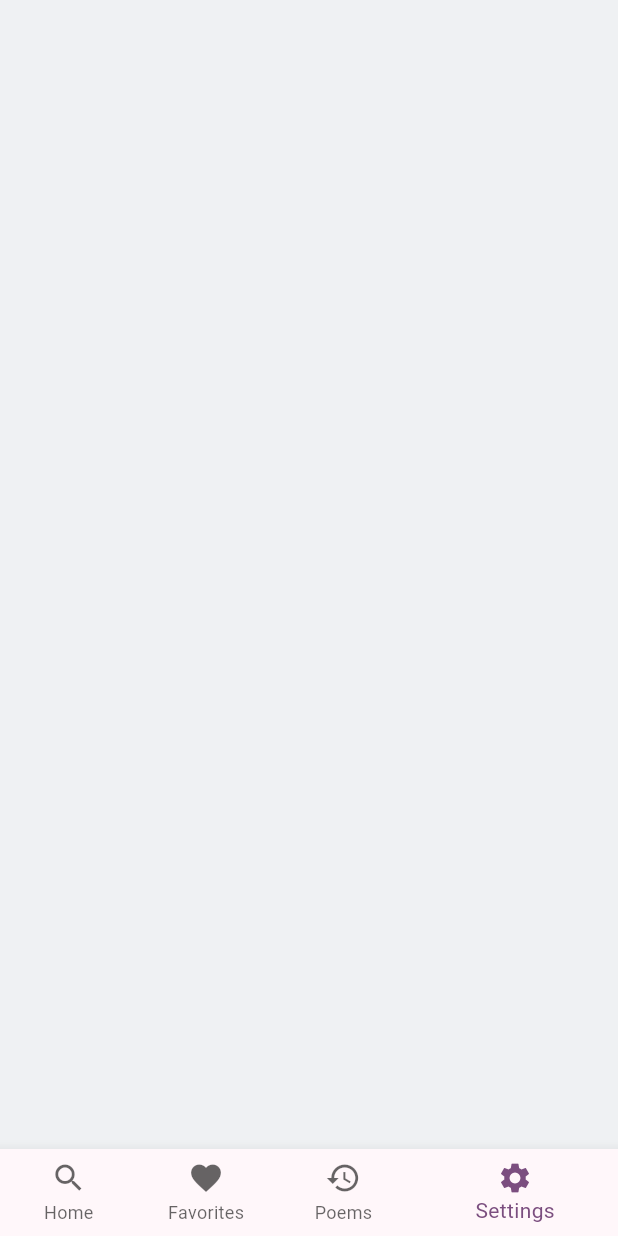
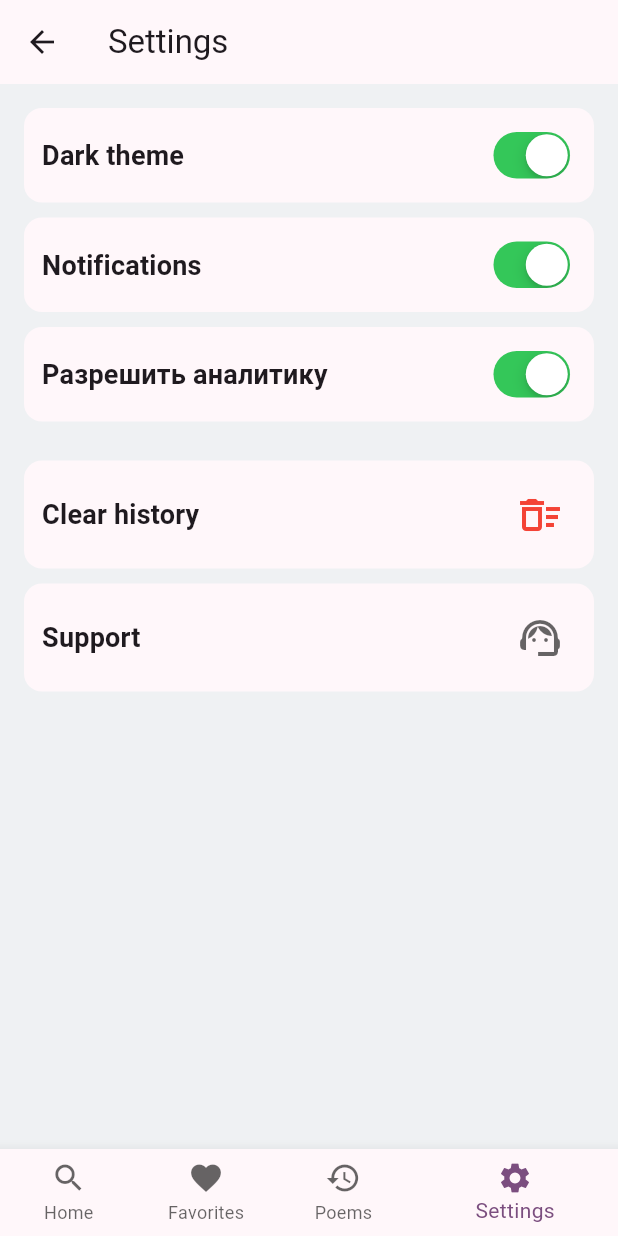
Before and after one commit to RuslanTsitser/rhymer, a Flutter app: the SettingsScreen screen opened by its route, on a phone screen of 412 x 824 dp. Run offline on Flutter 3.47's test engine with Material 3 defaults, Android fonts, the phone set to English and light mode, and no system bars; our stand-ins replace auto_route.

Commit message:
settings

```diff
--- a/lib/features/settings/presentation/settings_screen.dart
+++ b/lib/features/settings/presentation/settings_screen.dart
@@ -1,5 +1,7 @@
 import 'package:auto_route/auto_route.dart';
 import 'package:flutter/material.dart';
+import 'package:rhymer/features/settings/presentation/widgets/settings_toggle_card.dart';
+import 'package:rhymer/ui/widgets/base_container.dart';
 
 @RoutePage()
 class SettingsScreen extends StatelessWidget {
@@ -7,6 +9,80 @@ class SettingsScreen extends StatelessWidget {
 
   @override
   Widget build(BuildContext context) {
-    return const Scaffold();
+    return CustomScrollView(
+      slivers: [
+        const SliverAppBar(
+          pinned: true,
+          snap: true,
+          floating: true,
+          title: Text('Settings'),
+          surfaceTintColor: Colors.transparent,
+        ),
+        const SliverToBoxAdapter(child: SizedBox(height: 16)),
+        SliverToBoxAdapter(
+          child: SettingsToggleCard(title: 'Dark theme', value: true, onChanged: (value) {}),
+        ),
+        SliverToBoxAdapter(
+          child: SettingsToggleCard(title: 'Notifications', value: true, onChanged: (value) {}),
+        ),
+        SliverToBoxAdapter(
+          child: SettingsToggleCard(title: 'Разрешить аналитику', value: true, onChanged: (value) {}),
+        ),
+        const SliverToBoxAdapter(child: SizedBox(height: 16)),
+        SliverToBoxAdapter(
+          child: SettingsActionCard(
+            title: 'Clear history',
+            icon: Icons.delete_sweep_outlined,
+            iconColor: Colors.red,
+            onTap: () {},
+          ),
+        ),
+        SliverToBoxAdapter(
+          child: SettingsActionCard(
+            title: 'Support',
+            icon: Icons.support_agent_outlined,
+            onTap: () {},
+          ),
+        ),
+      ],
+    );
   }
 }
+
+class SettingsActionCard extends StatelessWidget {
+  const SettingsActionCard({super.key, required this.title, this.onTap, required this.icon, this.iconColor});
+  final String title;
+  final IconData icon;
+  final VoidCallback? onTap;
+  final Color? iconColor;
+
+  @override
+  Widget build(BuildContext context) {
+    final theme = Theme.of(context);
+    return GestureDetector(
+      onTap: onTap,
+      child: BaseContainer(
+        margin: const EdgeInsets.symmetric(horizontal: 16).copyWith(bottom: 10),
+        child: Row(
+          mainAxisAlignment: MainAxisAlignment.spaceBetween,
+          children: [
+            Text(
+              title,
+              style: theme.textTheme.titleMedium?.copyWith(
+                fontWeight: FontWeight.w600,
+                fontSize: 18,
+              ),
+            ),
+            IconButton(
+                onPressed: () {},
+                icon: Icon(
+                  icon,
+                  color: iconColor ?? theme.hintColor,
+                  size: 32,
+                )),
+          ],
+        ),
+      ),
+    );
+  }
+}
--- /dev/null
+++ b/lib/features/settings/presentation/widgets/settings_toggle_card.dart
@@ -0,0 +1,37 @@
+import 'package:flutter/cupertino.dart';
+import 'package:flutter/material.dart';
+import 'package:rhymer/ui/widgets/base_container.dart';
+
+class SettingsToggleCard extends StatelessWidget {
+  const SettingsToggleCard({
+    super.key,
+    required this.title,
+    required this.value,
+    this.onChanged,
+  });
+
+  final String title;
+  final bool value;
+  final ValueChanged<bool>? onChanged;
+
+  @override
+  Widget build(BuildContext context) {
+    final theme = Theme.of(context);
+    return BaseContainer(
+      margin: const EdgeInsets.symmetric(horizontal: 16).copyWith(bottom: 10),
+      child: Row(
+        mainAxisAlignment: MainAxisAlignment.spaceBetween,
+        children: [
+          Text(
+            title,
+            style: theme.textTheme.titleMedium?.copyWith(
+              fontWeight: FontWeight.w600,
+              fontSize: 18,
+            ),
+          ),
+          CupertinoSwitch(value: value, onChanged: onChanged),
+        ],
+      ),
+    );
+  }
+}
```
